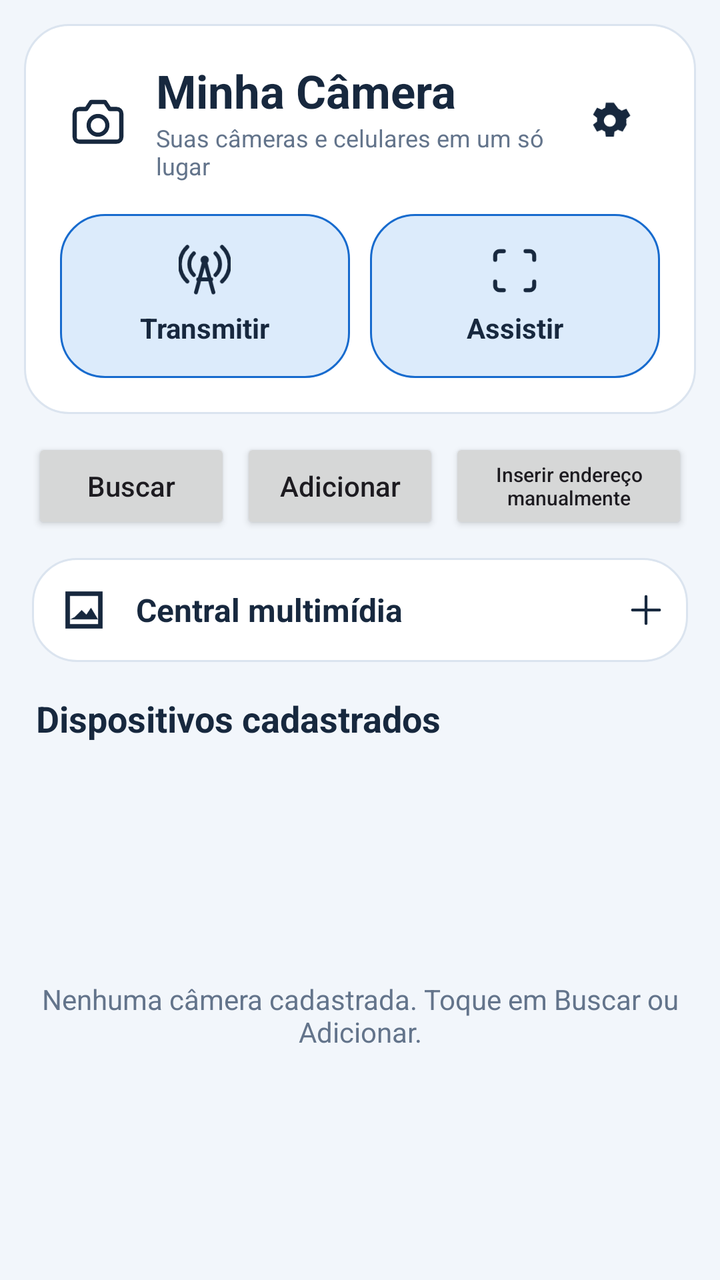
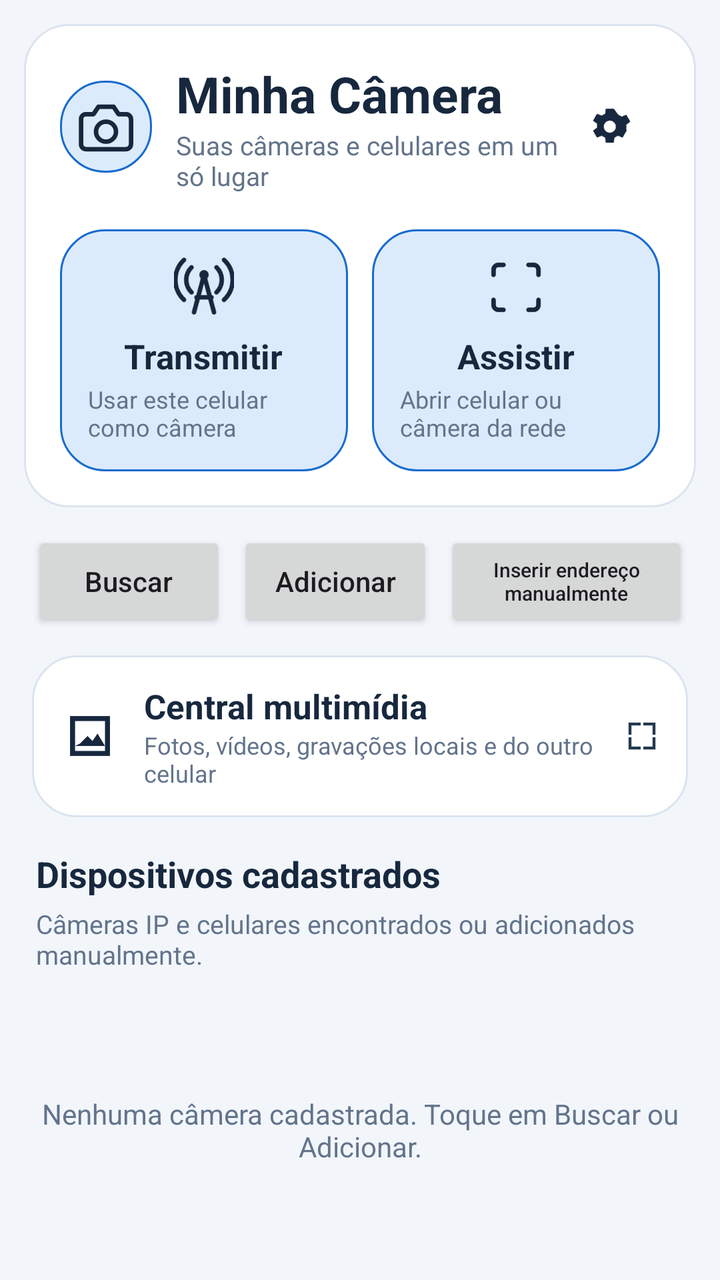

Screens rendered from an Android XML layout before and after an edit, with the pre-edit source and the edit as a unified diff.
<!-- AndroidManifest.xml: application theme Theme.MinhaCamera -->
<!-- res/layout/activity_main.xml -->
<?xml version="1.0" encoding="utf-8"?>
<LinearLayout xmlns:android="http://schemas.android.com/apk/res/android" android:layout_width="match_parent" android:layout_height="match_parent" android:orientation="vertical" android:background="@color/app_background">
  <LinearLayout android:layout_width="match_parent" android:layout_height="wrap_content" android:orientation="vertical" android:padding="18dp" android:layout_margin="12dp" android:background="@drawable/bg_ui_card">
    <LinearLayout android:layout_width="match_parent" android:layout_height="wrap_content" android:gravity="center_vertical" android:orientation="horizontal">
      <ImageView android:layout_width="38dp" android:layout_height="38dp" android:padding="5dp" android:src="@drawable/ic_ui_camera" android:contentDescription="@null"/>
      <LinearLayout android:layout_width="0dp" android:layout_height="wrap_content" android:layout_weight="1" android:layout_marginStart="10dp" android:orientation="vertical">
        <TextView android:layout_width="wrap_content" android:layout_height="wrap_content" android:text="@string/app_name" android:textSize="23sp" android:textStyle="bold" android:textColor="@color/app_text"/>
        <TextView android:layout_width="wrap_content" android:layout_height="wrap_content" android:text="@string/home_tagline" android:textSize="12sp" android:textColor="@color/ui_muted"/>
      </LinearLayout>
      <ImageView android:id="@+id/mainMore" android:layout_width="48dp" android:layout_height="48dp" android:padding="12dp" android:src="@drawable/ic_ui_settings" android:clickable="true" android:focusable="true" android:contentDescription="@string/home_settings"/>
    </LinearLayout>
    <LinearLayout android:layout_width="match_parent" android:layout_height="wrap_content" android:layout_marginTop="16dp" android:orientation="horizontal" android:weightSum="2">
      <LinearLayout android:id="@+id/roleTransmit" android:layout_width="0dp" android:layout_weight="1" android:layout_height="wrap_content" android:minHeight="82dp" android:padding="12dp" android:gravity="center" android:orientation="vertical" android:background="@drawable/bg_ui_selected" android:clickable="true" android:focusable="true" android:layout_marginEnd="5dp">
        <ImageView android:layout_width="26dp" android:layout_height="26dp" android:src="@drawable/ic_ui_tower" android:contentDescription="@null"/>
        <TextView android:layout_width="wrap_content" android:layout_height="wrap_content" android:text="@string/home_transmit" android:textStyle="bold" android:textColor="@color/app_text" android:layout_marginTop="6dp"/>
      </LinearLayout>
      <LinearLayout android:id="@+id/roleAssistir" android:layout_width="0dp" android:layout_weight="1" android:layout_height="wrap_content" android:minHeight="82dp" android:padding="12dp" android:gravity="center" android:orientation="vertical" android:background="@drawable/bg_ui_selected" android:clickable="true" android:focusable="true" android:layout_marginStart="5dp">
        <ImageView android:layout_width="26dp" android:layout_height="26dp" android:src="@drawable/ic_ui_scan" android:contentDescription="@null"/>
        <TextView android:layout_width="wrap_content" android:layout_height="wrap_content" android:text="@string/home_watch" android:textStyle="bold" android:textColor="@color/app_text" android:layout_marginTop="6dp"/>
      </LinearLayout>
    </LinearLayout>
  </LinearLayout>
  <LinearLayout android:layout_width="match_parent" android:layout_height="wrap_content" android:paddingHorizontal="16dp" android:orientation="horizontal" android:gravity="center_vertical">
    <Button android:id="@+id/mainScan" android:layout_width="0dp" android:layout_weight="1" android:layout_height="48dp" android:text="@string/ui_search" android:textAllCaps="false"/>
    <Button android:id="@+id/mainAdd" android:layout_width="0dp" android:layout_weight="1" android:layout_height="48dp" android:layout_marginStart="5dp" android:text="@string/ui_add" android:textAllCaps="false"/>
    <Button android:id="@+id/phoneManual" android:layout_width="0dp" android:layout_weight="1.2" android:layout_height="48dp" android:layout_marginStart="5dp" android:text="@string/ui_manual_link" android:textSize="10sp" android:textAllCaps="false"/>
  </LinearLayout>
  <LinearLayout android:layout_width="match_parent" android:layout_height="wrap_content" android:gravity="center_vertical" android:layout_marginHorizontal="16dp" android:layout_marginTop="12dp" android:padding="12dp" android:background="@drawable/bg_ui_card" android:orientation="horizontal" android:id="@+id/mainMedia">
    <ImageView android:layout_width="28dp" android:layout_height="28dp" android:src="@drawable/ic_ui_gallery" android:contentDescription="@null"/>
    <TextView android:layout_width="0dp" android:layout_height="wrap_content" android:layout_weight="1" android:layout_marginStart="12dp" android:text="@string/home_multimedia" android:textColor="@color/app_text" android:textStyle="bold" android:textSize="16sp"/>
    <ImageView android:layout_width="18dp" android:layout_height="18dp" android:src="@drawable/ic_ui_plus" android:contentDescription="@null"/>
  </LinearLayout>
  <TextView android:layout_width="match_parent" android:layout_height="wrap_content" android:layout_marginStart="18dp" android:layout_marginTop="16dp" android:layout_marginBottom="4dp" android:text="@string/home_all" android:textSize="18sp" android:textStyle="bold" android:textColor="@color/app_text"/>
  <FrameLayout android:layout_width="match_parent" android:layout_height="0dp" android:layout_weight="1">
    <ListView android:id="@+id/list" android:layout_width="match_parent" android:layout_height="match_parent" android:divider="@android:color/transparent" android:dividerHeight="5dp" android:paddingBottom="24dp" android:clipToPadding="false"/>
    <TextView android:id="@+id/empty" android:layout_width="match_parent" android:layout_height="wrap_content" android:layout_gravity="center" android:padding="20dp" android:gravity="center" android:text="@string/ui_empty_cameras" android:textColor="@color/ui_muted"/>
  </FrameLayout>
</LinearLayout>
<!-- resources referenced by this layout -->
<resources>
  <color name="app_background">#F2F6FB</color>
  <color name="app_text">#17283E</color>
  <color name="ui_muted">#63748B</color>
  <!-- drawable bg_ui_card (drawable) -->
  <?xml version="1.0" encoding="utf-8"?>
  <shape xmlns:android="http://schemas.android.com/apk/res/android" android:shape="rectangle">
      <solid android:color="@color/app_surface"/><corners android:radius="22dp"/>
      <stroke android:width="1dp" android:color="@color/app_outline"/>
  </shape>
  <!-- drawable bg_ui_selected (drawable) -->
  <?xml version="1.0" encoding="utf-8"?>
  <shape xmlns:android="http://schemas.android.com/apk/res/android" android:shape="rectangle">
      <solid android:color="@color/ui_selected"/><corners android:radius="22dp"/>
      <stroke android:width="1dp" android:color="@color/brand_primary"/>
  </shape>
  <!-- drawable ic_ui_camera (drawable) -->
  <?xml version="1.0" encoding="utf-8"?>
  <vector xmlns:android="http://schemas.android.com/apk/res/android" android:width="24dp" android:height="24dp" android:viewportWidth="24" android:viewportHeight="24">
      <path android:fillColor="@android:color/transparent" android:strokeColor="@color/app_text" android:strokeWidth="1.8" android:strokeLineCap="round" android:strokeLineJoin="round" android:pathData="M4 7h3l2 -3h6l2 3h3a2 2 0 0 1 2 2v10a2 2 0 0 1 -2 2H4a2 2 0 0 1 -2 -2V9a2 2 0 0 1 2 -2z M12 10a4 4 0 1 0 0 8a4 4 0 1 0 0 -8" />
  </vector>
  <!-- drawable ic_ui_gallery (drawable) -->
  <vector xmlns:android="http://schemas.android.com/apk/res/android" android:width="24dp" android:height="24dp" android:viewportWidth="24" android:viewportHeight="24"><path android:fillColor="@color/app_text" android:pathData="M4,4h16v16H4zM6,6v12h12V6zM8,15l3,-3l2,2l2,-3l3,5H6z"/></vector>
  <!-- drawable ic_ui_plus (drawable) -->
  <?xml version="1.0" encoding="utf-8"?>
  <vector xmlns:android="http://schemas.android.com/apk/res/android" android:width="24dp" android:height="24dp" android:viewportWidth="24" android:viewportHeight="24">
      <path android:fillColor="@android:color/transparent" android:strokeColor="@color/app_text" android:strokeWidth="1.8" android:strokeLineCap="round" android:strokeLineJoin="round" android:pathData="M12 3v18 M3 12h18" />
  </vector>
  <!-- drawable ic_ui_scan (drawable) -->
  <?xml version="1.0" encoding="utf-8"?>
  <vector xmlns:android="http://schemas.android.com/apk/res/android" android:width="24dp" android:height="24dp" android:viewportWidth="24" android:viewportHeight="24">
      <path android:fillColor="@android:color/transparent" android:strokeColor="@color/app_text" android:strokeWidth="1.8" android:strokeLineCap="round" android:strokeLineJoin="round" android:pathData="M7 3H5a2 2 0 0 0 -2 2v2 M17 3h2a2 2 0 0 1 2 2v2 M21 17v2a2 2 0 0 1 -2 2h-2 M3 17v2a2 2 0 0 0 2 2h2" />
  </vector>
  <string name="app_name">Minha Câmera</string>
  <string name="home_all">Dispositivos cadastrados</string>
  <string name="home_multimedia">Central multimídia</string>
  <string name="home_settings">Configurações</string>
  <string name="home_tagline">Suas câmeras e celulares em um só lugar</string>
  <string name="home_transmit">Transmitir</string>
  <string name="home_watch">Assistir</string>
  <string name="ui_add">Adicionar</string>
  <string name="ui_empty_cameras">Nenhuma câmera cadastrada. Toque em Buscar ou Adicionar.</string>
  <string name="ui_manual_link">Inserir endereço manualmente</string>
  <string name="ui_search">Buscar</string>
  <color name="app_surface">#FFFFFF</color>
  <color name="app_outline">#DBE4EF</color>
  <color name="ui_selected">#DCEBFB</color>
  <color name="brand_primary">#176BCE</color>
  <color name="brand_on_primary">#FFFFFF</color>
  <color name="brand_secondary">#007F8B</color>
  <!-- unchanged entries left out for length: 3 -->
</resources>

<!-- the commit's change to res/layout/activity_main.xml (unified diff, before → after) -->
@@ -2,37 +2,43 @@
 <LinearLayout xmlns:android="http://schemas.android.com/apk/res/android" android:layout_width="match_parent" android:layout_height="match_parent" android:orientation="vertical" android:background="@color/app_background">
   <LinearLayout android:layout_width="match_parent" android:layout_height="wrap_content" android:orientation="vertical" android:padding="18dp" android:layout_margin="12dp" android:background="@drawable/bg_ui_card">
     <LinearLayout android:layout_width="match_parent" android:layout_height="wrap_content" android:gravity="center_vertical" android:orientation="horizontal">
-      <ImageView android:layout_width="38dp" android:layout_height="38dp" android:padding="5dp" android:src="@drawable/ic_ui_camera" android:contentDescription="@null"/>
-      <LinearLayout android:layout_width="0dp" android:layout_height="wrap_content" android:layout_weight="1" android:layout_marginStart="10dp" android:orientation="vertical">
-        <TextView android:layout_width="wrap_content" android:layout_height="wrap_content" android:text="@string/app_name" android:textSize="23sp" android:textStyle="bold" android:textColor="@color/app_text"/>
-        <TextView android:layout_width="wrap_content" android:layout_height="wrap_content" android:text="@string/home_tagline" android:textSize="12sp" android:textColor="@color/ui_muted"/>
+      <ImageView android:layout_width="46dp" android:layout_height="46dp" android:padding="8dp" android:src="@drawable/ic_ui_camera" android:background="@drawable/bg_ui_selected" android:contentDescription="@null"/>
+      <LinearLayout android:layout_width="0dp" android:layout_height="wrap_content" android:layout_weight="1" android:layout_marginStart="12dp" android:orientation="vertical">
+        <TextView android:layout_width="wrap_content" android:layout_height="wrap_content" android:text="@string/app_name" android:textSize="25sp" android:textStyle="bold" android:textColor="@color/app_text"/>
+        <TextView android:layout_width="wrap_content" android:layout_height="wrap_content" android:text="@string/home_tagline" android:textSize="13sp" android:textColor="@color/ui_muted"/>
       </LinearLayout>
       <ImageView android:id="@+id/mainMore" android:layout_width="48dp" android:layout_height="48dp" android:padding="12dp" android:src="@drawable/ic_ui_settings" android:clickable="true" android:focusable="true" android:contentDescription="@string/home_settings"/>
     </LinearLayout>
-    <LinearLayout android:layout_width="match_parent" android:layout_height="wrap_content" android:layout_marginTop="16dp" android:orientation="horizontal" android:weightSum="2">
-      <LinearLayout android:id="@+id/roleTransmit" android:layout_width="0dp" android:layout_weight="1" android:layout_height="wrap_content" android:minHeight="82dp" android:padding="12dp" android:gravity="center" android:orientation="vertical" android:background="@drawable/bg_ui_selected" android:clickable="true" android:focusable="true" android:layout_marginEnd="5dp">
-        <ImageView android:layout_width="26dp" android:layout_height="26dp" android:src="@drawable/ic_ui_tower" android:contentDescription="@null"/>
-        <TextView android:layout_width="wrap_content" android:layout_height="wrap_content" android:text="@string/home_transmit" android:textStyle="bold" android:textColor="@color/app_text" android:layout_marginTop="6dp"/>
+    <LinearLayout android:layout_width="match_parent" android:layout_height="wrap_content" android:layout_marginTop="18dp" android:orientation="horizontal" android:weightSum="2">
+      <LinearLayout android:id="@+id/roleTransmit" android:layout_width="0dp" android:layout_weight="1" android:layout_height="wrap_content" android:minHeight="98dp" android:padding="14dp" android:gravity="center" android:orientation="vertical" android:background="@drawable/bg_ui_selected" android:clickable="true" android:focusable="true" android:layout_marginEnd="6dp">
+        <ImageView android:layout_width="30dp" android:layout_height="30dp" android:src="@drawable/ic_ui_tower" android:contentDescription="@null"/>
+        <TextView android:layout_width="wrap_content" android:layout_height="wrap_content" android:text="@string/home_transmit" android:textStyle="bold" android:textColor="@color/app_text" android:textSize="17sp" android:layout_marginTop="8dp"/>
+        <TextView android:layout_width="wrap_content" android:layout_height="wrap_content" android:text="Usar este celular como câmera" android:textColor="@color/ui_muted" android:textSize="12sp" android:layout_marginTop="2dp"/>
       </LinearLayout>
-      <LinearLayout android:id="@+id/roleAssistir" android:layout_width="0dp" android:layout_weight="1" android:layout_height="wrap_content" android:minHeight="82dp" android:padding="12dp" android:gravity="center" android:orientation="vertical" android:background="@drawable/bg_ui_selected" android:clickable="true" android:focusable="true" android:layout_marginStart="5dp">
-        <ImageView android:layout_width="26dp" android:layout_height="26dp" android:src="@drawable/ic_ui_scan" android:contentDescription="@null"/>
-        <TextView android:layout_width="wrap_content" android:layout_height="wrap_content" android:text="@string/home_watch" android:textStyle="bold" android:textColor="@color/app_text" android:layout_marginTop="6dp"/>
+      <LinearLayout android:id="@+id/roleAssistir" android:layout_width="0dp" android:layout_weight="1" android:layout_height="wrap_content" android:minHeight="98dp" android:padding="14dp" android:gravity="center" android:orientation="vertical" android:background="@drawable/bg_ui_selected" android:clickable="true" android:focusable="true" android:layout_marginStart="6dp">
+        <ImageView android:layout_width="30dp" android:layout_height="30dp" android:src="@drawable/ic_ui_scan" android:contentDescription="@null"/>
+        <TextView android:layout_width="wrap_content" android:layout_height="wrap_content" android:text="@string/home_watch" android:textStyle="bold" android:textColor="@color/app_text" android:textSize="17sp" android:layout_marginTop="8dp"/>
+        <TextView android:layout_width="wrap_content" android:layout_height="wrap_content" android:text="Abrir celular ou câmera da rede" android:textColor="@color/ui_muted" android:textSize="12sp" android:layout_marginTop="2dp"/>
       </LinearLayout>
     </LinearLayout>
   </LinearLayout>
   <LinearLayout android:layout_width="match_parent" android:layout_height="wrap_content" android:paddingHorizontal="16dp" android:orientation="horizontal" android:gravity="center_vertical">
-    <Button android:id="@+id/mainScan" android:layout_width="0dp" android:layout_weight="1" android:layout_height="48dp" android:text="@string/ui_search" android:textAllCaps="false"/>
-    <Button android:id="@+id/mainAdd" android:layout_width="0dp" android:layout_weight="1" android:layout_height="48dp" android:layout_marginStart="5dp" android:text="@string/ui_add" android:textAllCaps="false"/>
-    <Button android:id="@+id/phoneManual" android:layout_width="0dp" android:layout_weight="1.2" android:layout_height="48dp" android:layout_marginStart="5dp" android:text="@string/ui_manual_link" android:textSize="10sp" android:textAllCaps="false"/>
+    <Button android:id="@+id/mainScan" android:layout_width="0dp" android:layout_weight="1" android:layout_height="50dp" android:text="@string/ui_search" android:textAllCaps="false"/>
+    <Button android:id="@+id/mainAdd" android:layout_width="0dp" android:layout_weight="1" android:layout_height="50dp" android:layout_marginStart="6dp" android:text="@string/ui_add" android:textAllCaps="false"/>
+    <Button android:id="@+id/phoneManual" android:layout_width="0dp" android:layout_weight="1.25" android:layout_height="50dp" android:layout_marginStart="6dp" android:text="@string/ui_manual_link" android:textSize="10sp" android:textAllCaps="false"/>
   </LinearLayout>
-  <LinearLayout android:layout_width="match_parent" android:layout_height="wrap_content" android:gravity="center_vertical" android:layout_marginHorizontal="16dp" android:layout_marginTop="12dp" android:padding="12dp" android:background="@drawable/bg_ui_card" android:orientation="horizontal" android:id="@+id/mainMedia">
-    <ImageView android:layout_width="28dp" android:layout_height="28dp" android:src="@drawable/ic_ui_gallery" android:contentDescription="@null"/>
-    <TextView android:layout_width="0dp" android:layout_height="wrap_content" android:layout_weight="1" android:layout_marginStart="12dp" android:text="@string/home_multimedia" android:textColor="@color/app_text" android:textStyle="bold" android:textSize="16sp"/>
-    <ImageView android:layout_width="18dp" android:layout_height="18dp" android:src="@drawable/ic_ui_plus" android:contentDescription="@null"/>
+  <LinearLayout android:layout_width="match_parent" android:layout_height="wrap_content" android:gravity="center_vertical" android:layout_marginHorizontal="16dp" android:layout_marginTop="12dp" android:padding="14dp" android:background="@drawable/bg_ui_card" android:orientation="horizontal" android:id="@+id/mainMedia">
+    <ImageView android:layout_width="30dp" android:layout_height="30dp" android:src="@drawable/ic_ui_gallery" android:contentDescription="@null"/>
+    <LinearLayout android:layout_width="0dp" android:layout_height="wrap_content" android:layout_weight="1" android:layout_marginStart="12dp" android:orientation="vertical">
+      <TextView android:layout_width="wrap_content" android:layout_height="wrap_content" android:text="@string/home_multimedia" android:textColor="@color/app_text" android:textStyle="bold" android:textSize="17sp"/>
+      <TextView android:layout_width="wrap_content" android:layout_height="wrap_content" android:text="Fotos, vídeos, gravações locais e do outro celular" android:textColor="@color/ui_muted" android:textSize="12sp"/>
+    </LinearLayout>
+    <ImageView android:layout_width="18dp" android:layout_height="18dp" android:src="@drawable/ic_ui_expand" android:contentDescription="@null"/>
   </LinearLayout>
   <TextView android:layout_width="match_parent" android:layout_height="wrap_content" android:layout_marginStart="18dp" android:layout_marginTop="16dp" android:layout_marginBottom="4dp" android:text="@string/home_all" android:textSize="18sp" android:textStyle="bold" android:textColor="@color/app_text"/>
+  <TextView android:layout_width="match_parent" android:layout_height="wrap_content" android:layout_marginStart="18dp" android:layout_marginEnd="18dp" android:layout_marginBottom="4dp" android:text="Câmeras IP e celulares encontrados ou adicionados manualmente." android:textSize="13sp" android:textColor="@color/ui_muted"/>
   <FrameLayout android:layout_width="match_parent" android:layout_height="0dp" android:layout_weight="1">
-    <ListView android:id="@+id/list" android:layout_width="match_parent" android:layout_height="match_parent" android:divider="@android:color/transparent" android:dividerHeight="5dp" android:paddingBottom="24dp" android:clipToPadding="false"/>
+    <ListView android:id="@+id/list" android:layout_width="match_parent" android:layout_height="match_parent" android:divider="@android:color/transparent" android:dividerHeight="2dp" android:paddingBottom="24dp" android:clipToPadding="false"/>
     <TextView android:id="@+id/empty" android:layout_width="match_parent" android:layout_height="wrap_content" android:layout_gravity="center" android:padding="20dp" android:gravity="center" android:text="@string/ui_empty_cameras" android:textColor="@color/ui_muted"/>
   </FrameLayout>
 </LinearLayout>
<!-- resource entries referenced after the edit -->
@@ -20,13 +20,12 @@
   <vector xmlns:android="http://schemas.android.com/apk/res/android" android:width="24dp" android:height="24dp" android:viewportWidth="24" android:viewportHeight="24">
       <path android:fillColor="@android:color/transparent" android:strokeColor="@color/app_text" android:strokeWidth="1.8" android:strokeLineCap="round" android:strokeLineJoin="round" android:pathData="M4 7h3l2 -3h6l2 3h3a2 2 0 0 1 2 2v10a2 2 0 0 1 -2 2H4a2 2 0 0 1 -2 -2V9a2 2 0 0 1 2 -2z M12 10a4 4 0 1 0 0 8a4 4 0 1 0 0 -8" />
   </vector>
+  <!-- drawable ic_ui_expand (drawable) -->
+  <vector xmlns:android="http://schemas.android.com/apk/res/android" android:width="24dp" android:height="24dp" android:viewportWidth="24" android:viewportHeight="24">
+    <path android:fillColor="#23384F" android:pathData="M3,3h8v2H5v6H3zM13,3h8v8h-2V5h-6zM3,13h2v6h6v2H3zM19,13h2v8h-8v-2h6z"/>
+  </vector>
   <!-- drawable ic_ui_gallery (drawable) -->
   <vector xmlns:android="http://schemas.android.com/apk/res/android" android:width="24dp" android:height="24dp" android:viewportWidth="24" android:viewportHeight="24"><path android:fillColor="@color/app_text" android:pathData="M4,4h16v16H4zM6,6v12h12V6zM8,15l3,-3l2,2l2,-3l3,5H6z"/></vector>
-  <!-- drawable ic_ui_plus (drawable) -->
-  <?xml version="1.0" encoding="utf-8"?>
-  <vector xmlns:android="http://schemas.android.com/apk/res/android" android:width="24dp" android:height="24dp" android:viewportWidth="24" android:viewportHeight="24">
-      <path android:fillColor="@android:color/transparent" android:strokeColor="@color/app_text" android:strokeWidth="1.8" android:strokeLineCap="round" android:strokeLineJoin="round" android:pathData="M12 3v18 M3 12h18" />
-  </vector>
   <!-- drawable ic_ui_scan (drawable) -->
   <?xml version="1.0" encoding="utf-8"?>
   <vector xmlns:android="http://schemas.android.com/apk/res/android" android:width="24dp" android:height="24dp" android:viewportWidth="24" android:viewportHeight="24">
